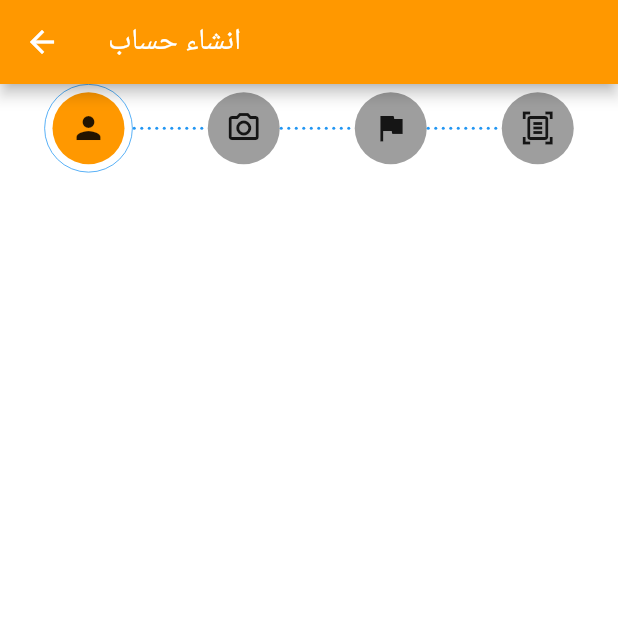
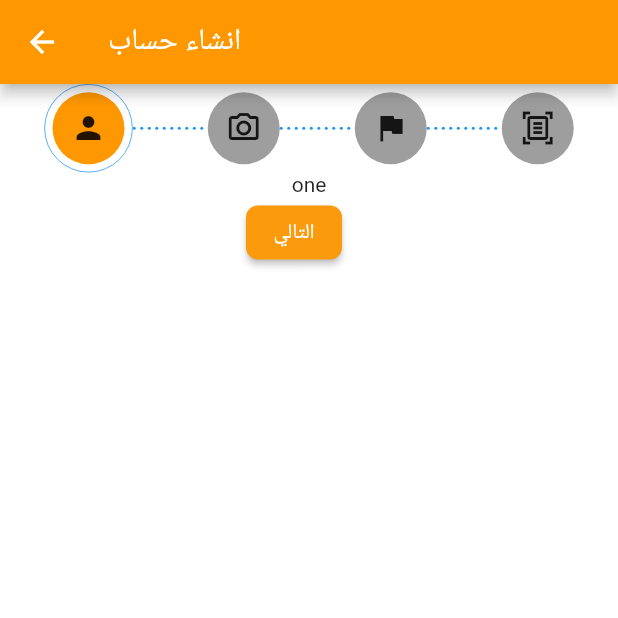
Before and after one commit to UpAdv-Internship/chef_app_round_two, a Flutter app: the SignUpScreen screen opened by its route, on a phone screen of 412 x 824 dp, the top half of it. Run offline on Flutter 3.47's test engine with Material 2 defaults, Android fonts, the phone set to English and light mode, and no system bars; our stand-ins replace dio, flutter_bloc, flutter_screenutil, get_it, google_fonts, im_stepper and 2 more; accounts and stored records are empty.

Commit message:
create steps

```diff
--- a/lib/features/sign_up/presentation/cubit/sign_up_state.dart
+++ b/lib/features/sign_up/presentation/cubit/sign_up_state.dart
@@ -1,4 +1,5 @@
 class SignUpState {}
 
+final class SignUpInitial extends SignUpState {}
 
-final class SignUpInitial extends SignUpState {}
+final class UpdateStepperIndexState extends SignUpState {}
--- a/lib/features/sign_up/presentation/widgets/sign_up_body.dart
+++ b/lib/features/sign_up/presentation/widgets/sign_up_body.dart
@@ -1,5 +1,12 @@
+import 'package:chef_app_round_two/features/sign_up/presentation/cubit/sign_up_cubit.dart';
+import 'package:chef_app_round_two/features/sign_up/presentation/cubit/sign_up_state.dart';
+import 'package:chef_app_round_two/features/sign_up/presentation/widgets/sign_up_step1.dart';
+import 'package:chef_app_round_two/features/sign_up/presentation/widgets/sign_up_step2.dart';
+import 'package:chef_app_round_two/features/sign_up/presentation/widgets/sign_up_step3.dart';
+import 'package:chef_app_round_two/features/sign_up/presentation/widgets/sign_up_step4.dart';
 import 'package:chef_app_round_two/features/sign_up/presentation/widgets/stepper_widget.dart';
 import 'package:flutter/material.dart';
+import 'package:flutter_bloc/flutter_bloc.dart';
 
 class SignUpBody extends StatelessWidget {
   const SignUpBody({super.key});
@@ -9,17 +16,33 @@ class SignUpBody extends StatelessWidget {
     return const CustomScrollView(
       slivers: [
         SliverToBoxAdapter(child: StepperWidget()),
-        // SliverToBoxAdapter(child: StepperBody()),
+        SliverToBoxAdapter(child: StepperBody()),
       ],
     );
   }
 }
 
-// class StepperBody extends StatelessWidget {
-//   const StepperBody({super.key});
+class StepperBody extends StatelessWidget {
+  const StepperBody({super.key});
 
-//   @override
-//   Widget build(BuildContext context) {
-//     return ;
-//   }
-// }
+  @override
+  Widget build(BuildContext context) {
+    final signUpCubit = BlocProvider.of<SignUpCubit>(context);
+    return BlocBuilder<SignUpCubit, SignUpState>(
+      builder: (context, state) {
+        switch (signUpCubit.currentStep) {
+          case 0:
+            return const SignUpStep1();
+          case 1:
+            return const SignUpStep2();
+          case 2:
+            return const SignUpStep3();
+          case 3:
+            return const SignUpStep4();
+          default:
+            return Container();
+        }
+      },
+    );
+  }
+}
--- /dev/null
+++ b/lib/features/sign_up/presentation/widgets/sign_up_step1.dart
@@ -0,0 +1,36 @@
+import 'package:chef_app_round_two/core/utils/app_strings.dart';
+import 'package:chef_app_round_two/features/sign_up/presentation/cubit/sign_up_cubit.dart';
+import 'package:chef_app_round_two/features/sign_up/presentation/cubit/sign_up_state.dart';
+import 'package:flutter/material.dart';
+import 'package:flutter_bloc/flutter_bloc.dart';
+
+class SignUpStep1 extends StatelessWidget {
+  const SignUpStep1({super.key});
+  @override
+  Widget build(BuildContext context) {
+    return BlocConsumer<SignUpCubit, SignUpState>(
+      listener: (context, state) {},
+      builder: (context, state) {
+        final signupCubit = BlocProvider.of<SignUpCubit>(context);
+        return Form(
+          child: Column(
+            children: [
+              const Text("one"),
+              Row(
+                mainAxisAlignment: MainAxisAlignment.center,
+                children: [
+                  ElevatedButton(
+                      onPressed: () {
+                        signupCubit.increaseStepperIndex();
+                      },
+                      child: const Text(AppStrings.next)),
+                  const SizedBox(width: 20),
+                ],
+              )
+            ],
+          ),
+        );
+      },
+    );
+  }
+}
--- a/lib/features/sign_up/presentation/widgets/stepper_widget.dart
+++ b/lib/features/sign_up/presentation/widgets/stepper_widget.dart
@@ -1,5 +1,8 @@
 import 'package:chef_app_round_two/core/utils/app_colors.dart';
+import 'package:chef_app_round_two/features/sign_up/presentation/cubit/sign_up_cubit.dart';
+import 'package:chef_app_round_two/features/sign_up/presentation/cubit/sign_up_state.dart';
 import 'package:flutter/material.dart';
+import 'package:flutter_bloc/flutter_bloc.dart';
 import 'package:im_stepper/stepper.dart';
 
 class StepperWidget extends StatelessWidget {
@@ -7,6 +10,11 @@ class StepperWidget extends StatelessWidget {
 
   @override
   Widget build(BuildContext context) {
+    final signupCubit = BlocProvider.of<SignUpCubit>(context);
+
+    return BlocConsumer<SignUpCubit, SignUpState>(
+      listener: (context, state) {},
+      builder: (context, state) {
         return IconStepper(
           icons: const [
             Icon(Icons.person),
@@ -19,6 +27,9 @@ class StepperWidget extends StatelessWidget {
           enableStepTapping: false,
           lineLength: 50,
           enableNextPreviousButtons: false,
+          activeStep: signupCubit.currentStep,
+        );
+      },
     );
   }
 }
```
Also changed, not shown: lib/features/sign_up/presentation/cubit/sign_up_cubit.dart (+11 -5 lines), lib/features/sign_up/presentation/widgets/sign_up_step2.dart (added, +42 -0 lines), lib/features/sign_up/presentation/widgets/sign_up_step3.dart (added, +42 -0 lines), lib/features/sign_up/presentation/widgets/sign_up_step4.dart (added, +36 -0 lines). Lines whose indentation alone changed are shown as unchanged.
